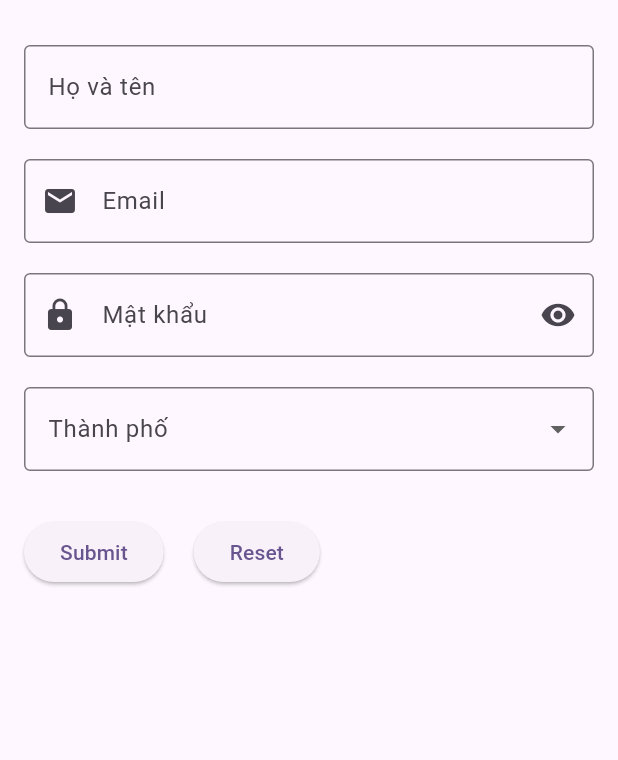
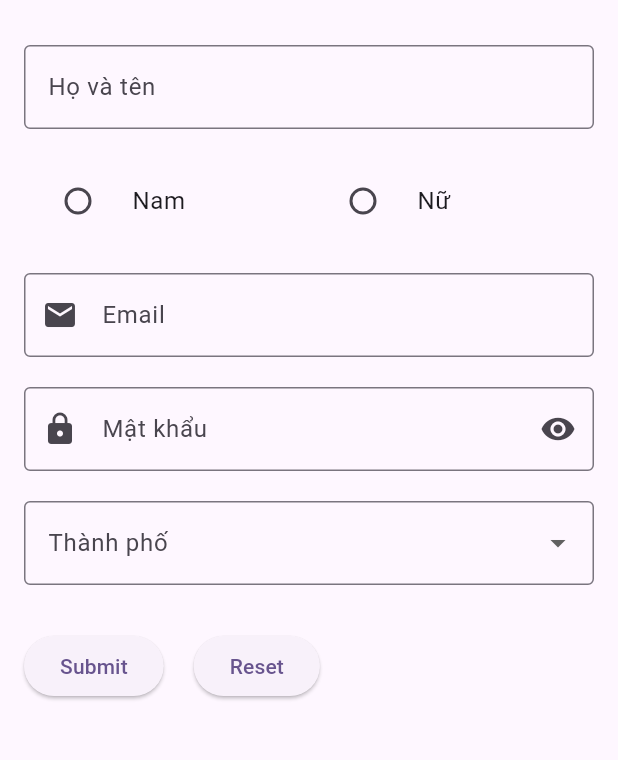
Before and after one commit to Do2304/learn-Flutter-titv, a Flutter app: the screen it shows after launch, after a tap on "Submit", after a tap on "Reset", on a phone screen of 412 x 824 dp, the part 63-823 px from its top. Run offline on Flutter 3.47's test engine with Material 3 defaults, Android fonts, the phone set to English and light mode, and no system bars.

Commit message:
learn form radioListTile

```diff
--- a/lib/main.dart
+++ b/lib/main.dart
@@ -12,6 +12,7 @@
 import 'widget_02/formBasic.dart';
 import 'widget_02/form_TextFormField_Validate.dart';
 import 'widget_02/form_Dropdown.dart';
+import 'widget_02/form_RadioListTile.dart';
 
 void main() {
   runApp(const MyApp());
@@ -28,7 +29,7 @@
       theme: ThemeData(
         colorScheme: ColorScheme.fromSeed(seedColor: Colors.deepPurple),
       ),
-      home: form_Dropdown(),
+      home: form_RadioListTile(),
     );
   }
 }
--- /dev/null
+++ b/lib/widget_02/form_RadioListTile.dart
@@ -0,0 +1,205 @@
+import 'package:flutter/material.dart';
+
+class form_RadioListTile extends StatefulWidget {
+  @override
+  State<StatefulWidget> createState() => form_RadioListTileState();
+}
+
+class form_RadioListTileState extends State<form_RadioListTile> {
+  final _formkey = GlobalKey<FormState>();
+  final _fullnameController = TextEditingController();
+  final _emailController = TextEditingController();
+  final _passwordController = TextEditingController();
+  bool _obscurePassword = true;
+  String? _name;
+  String? _selectedCity;
+  String? _gender;
+  final List<String> _cities = ["Hà Nội", "HCM", "Quảng Ngãi", "Đà Nẵng"];
+
+  @override
+  Widget build(BuildContext context) {
+    return Scaffold(
+      appBar: AppBar(title: Text("Form Basic")),
+      body: Padding(
+        padding: EdgeInsets.all(16),
+        child: Form(
+          key: _formkey,
+          child: Column(
+            children: [
+              TextFormField(
+                controller: _fullnameController,
+                decoration: InputDecoration(
+                  labelText: "Họ và tên",
+                  hintText: "Nhập họ và tên",
+                  border: OutlineInputBorder(),
+                ),
+                onSaved: (newValue) {
+                  _name = newValue;
+                },
+                validator: (value) {
+                  if (value == null || value.isEmpty) {
+                    return "Vui lòng nhập họ và tên";
+                  }
+                  return null;
+                },
+              ),
+              SizedBox(height: 20),
+              FormField<String>(
+                validator: (value) {
+                  if (value == null || value.isEmpty) {
+                    return "Vui lòng chọn giới tính";
+                  }
+
+                  return null;
+                },
+                initialValue: _gender,
+                builder: (FormFieldState<String> state) {
+                  return Column(
+                    crossAxisAlignment: CrossAxisAlignment.start,
+                    children: [
+                      Row(
+                        children: [
+                          Expanded(
+                            child: RadioListTile(
+                              title: Text("Nam"),
+                              value: 'male',
+                              groupValue: _gender,
+                              onChanged: (value) {
+                                setState(() {
+                                  _gender = value;
+                                  state.didChange(value);
+                                });
+                              },
+                            ),
+                          ),
+                          Expanded(
+                            child: RadioListTile(
+                              title: Text("Nữ"),
+                              value: 'female',
+                              groupValue: _gender,
+                              onChanged: (value) {
+                                setState(() {
+                                  _gender = value;
+                                  state.didChange(value);
+                                });
+                              },
+                            ),
+                          ),
+                        ],
+                      ),
+                    ],
+                  );
+                },
+              ),
+              SizedBox(height: 20),
+              TextFormField(
+                controller: _emailController,
+                decoration: InputDecoration(
+                  labelText: "Email",
+                  hintText: "Nhập email",
+                  border: OutlineInputBorder(),
+                  prefixIcon: Icon(Icons.email),
+                ),
+                keyboardType: TextInputType.emailAddress,
+                validator: (value) {
+                  if (value == null || value.isEmpty) {
+                    return "Vui lòng nhập Email";
+                  }
+                  final emailRegex = RegExp(
+                    r'^[\w-\.]+@([\w-]+\.)+[\w-]{2,4}$',
+                  );
+
+                  if (!emailRegex.hasMatch(value)) {
+                    return 'Email không hợp lệ';
+                  }
+                  return null;
+                },
+              ),
+              SizedBox(height: 20),
+              TextFormField(
+                controller: _passwordController,
+                decoration: InputDecoration(
+                  labelText: "Mật khẩu",
+                  hintText: "Nhập mật khẩu",
+                  border: OutlineInputBorder(),
+                  prefixIcon: Icon(Icons.lock),
+                  suffixIcon: IconButton(
+                    onPressed: () {
+                      setState(() {
+                        _obscurePassword = !_obscurePassword;
+                      });
+                    },
+                    icon: Icon(
+                      _obscurePassword
+                          ? Icons.visibility
+                          : Icons.visibility_off,
+                    ),
+                  ),
+                ),
+                obscureText: _obscurePassword,
+                validator: (value) {
+                  if (value == null || value.isEmpty) {
+                    return "Vui lòng nhập mật khẩu";
+                  }
+                  if (value.length < 6) {
+                    return "Mật khẩu ít nhất phải có 6 kí tự";
+                  }
+                  return null;
+                },
+              ),
+              SizedBox(height: 20),
+              DropdownButtonFormField(
+                decoration: InputDecoration(
+                  labelText: "Thành phố",
+                  border: OutlineInputBorder(),
+                ),
+                items: _cities.map((city) {
+                  return DropdownMenuItem(child: Text(city), value: city);
+                }).toList(),
+                value: _selectedCity,
+                onChanged: (value) {},
+                validator: (value) {
+                  if (value == null || value.isEmpty) {
+                    return "Vui lòng chọn thành phố";
+                  }
+
+                  return null;
+                },
+              ),
+              SizedBox(height: 30),
+              Row(
+                children: [
+                  ElevatedButton(
+                    onPressed: () {
+                      if (_formkey.currentState!.validate()) {
+                        _formkey.currentState!.save();
+                        ScaffoldMessenger.of(context).showSnackBar(
+                          SnackBar(content: Text("Xin chào $_name")),
+                        );
+                      }
+                    },
+                    child: Text("Submit"),
+                  ),
+                  SizedBox(width: 20),
+                  ElevatedButton(
+                    onPressed: () {
+                      _formkey.currentState!.reset();
+                      _fullnameController.clear();
+                      _emailController.clear();
+                      _passwordController.clear();
+
+                      setState(() {
+                        _name = null;
+                      });
+                    },
+                    child: Text("Reset"),
+                  ),
+                ],
+              ),
+            ],
+          ),
+        ),
+      ),
+    );
+  }
+}
```
